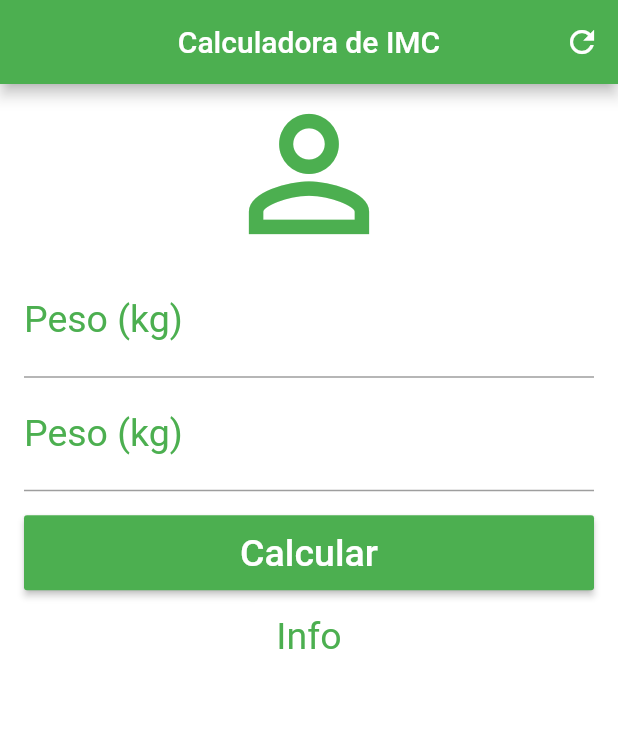
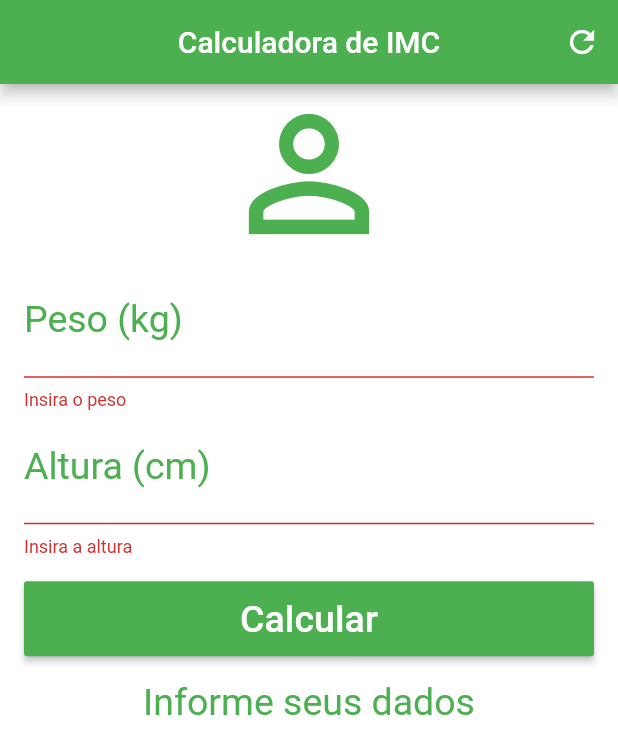
Before and after one commit to giovanniantonaccio/imc_calculator, a Flutter app: the screen it shows after launch, after a tap on "Calcular", on a phone screen of 412 x 824 dp. Shown: the top 754 px of the screen. Run offline on Flutter 3.47's test engine with Material 2 defaults, Android fonts, the phone set to English and light mode, and no system bars.

```diff
--- a/lib/main.dart
+++ b/lib/main.dart
@@ -8,6 +8,7 @@ class MyApp extends StatelessWidget {
   @override
   Widget build(BuildContext context) {
     return MaterialApp(
+      debugShowCheckedModeBanner: false,
       title: 'Flutter Demo',
       theme: ThemeData(
         primarySwatch: Colors.green,
--- a/lib/pages/home.dart
+++ b/lib/pages/home.dart
@@ -7,6 +7,44 @@ class HomePage extends StatefulWidget {
 }
 
 class _HomePageState extends State<HomePage> {
+  TextEditingController weightController = TextEditingController();
+  TextEditingController heightController = TextEditingController();
+  String _infoText = 'Informe seus dados';
+
+  GlobalKey<FormState> _formKey = GlobalKey<FormState>();
+
+  void _resetFields() {
+    weightController.text = '';
+    heightController.text = '';
+    setState(() {
+      _infoText = 'Informe seus dados';
+      _formKey.currentState.reset();
+    });
+  }
+
+  void _calculate() {
+    setState(() {
+      double weight = double.parse(weightController.text);
+      double height = double.parse(heightController.text) / 100;
+      double imc = weight / (height * height);
+      if (imc < 18.6) {
+        _infoText = 'Abaixo do Peso \n IMC: ${imc.toStringAsPrecision(4)}';
+      } else if (imc >= 18.6 && imc < 24.9) {
+        _infoText = 'Peso ideal \n IMC: ${imc.toStringAsPrecision(4)}';
+      } else if (imc >= 24.9 && imc < 29.9) {
+        _infoText =
+            'Levemente Acima do Peso \n IMC: ${imc.toStringAsPrecision(4)}';
+      } else if (imc >= 29.9 && imc < 34.9) {
+        _infoText = 'Obesidade Grau I \n IMC: ${imc.toStringAsPrecision(4)}';
+      } else if (imc >= 34.9 && imc < 39.0) {
+        _infoText = 'Obesidade Grau II \n IMC: ${imc.toStringAsPrecision(4)}';
+      } else if (imc >= 40) {
+        _infoText =
+            'Obesidade Grau III \n (IMC: ${imc.toStringAsPrecision(4)})';
+      }
+    });
+  }
+
   @override
   Widget build(BuildContext context) {
     return Scaffold(
@@ -17,7 +55,7 @@ class _HomePageState extends State<HomePage> {
           IconButton(
             icon: Icon(Icons.refresh),
             onPressed: () {
-              print('refresh');
+              _resetFields();
             },
           )
         ],
@@ -25,6 +63,8 @@ class _HomePageState extends State<HomePage> {
       backgroundColor: Colors.white,
       body: SingleChildScrollView(
         padding: EdgeInsets.symmetric(horizontal: 16.0),
+        child: Form(
+          key: _formKey,
           child: Column(
             crossAxisAlignment: CrossAxisAlignment.stretch,
             children: <Widget>[
@@ -33,7 +73,8 @@ class _HomePageState extends State<HomePage> {
                 size: 120.0,
                 color: Theme.of(context).primaryColor,
               ),
-            TextField(
+              TextFormField(
+                controller: weightController,
                 keyboardType: TextInputType.number,
                 decoration: InputDecoration(
                   labelText: 'Peso (kg)',
@@ -44,19 +85,27 @@ class _HomePageState extends State<HomePage> {
                   color: Theme.of(context).primaryColor,
                   fontSize: 25.0,
                 ),
+                validator: (value) {
+                  return value.isEmpty ? 'Insira o peso' : null;
+                },
               ),
-            TextField(
+              TextFormField(
+                controller: heightController,
                 keyboardType: TextInputType.number,
                 decoration: InputDecoration(
-                labelText: 'Peso (kg)',
+                  labelText: 'Altura (cm)',
                   labelStyle: TextStyle(
                     color: Theme.of(context).primaryColor,
                   ),
                 ),
+                textAlign: TextAlign.center,
                 style: TextStyle(
                   color: Theme.of(context).primaryColor,
                   fontSize: 25.0,
                 ),
+                validator: (value) {
+                  return value.isEmpty ? 'Insira a altura' : null;
+                },
               ),
               Padding(
                 padding: EdgeInsets.symmetric(vertical: 16.0),
@@ -72,13 +121,15 @@ class _HomePageState extends State<HomePage> {
                     ),
                     color: Theme.of(context).primaryColor,
                     onPressed: () {
-                    print('calcular');
+                      if (_formKey.currentState.validate()) {
+                        _calculate();
+                      }
                     },
                   ),
                 ),
               ),
               Text(
-              'Info',
+                _infoText,
                 textAlign: TextAlign.center,
                 style: TextStyle(
                   color: Theme.of(context).primaryColor,
@@ -88,6 +139,7 @@ class _HomePageState extends State<HomePage> {
             ],
           ),
         ),
+      ),
     );
   }
 }
```
Lines whose indentation alone changed are shown as unchanged.
